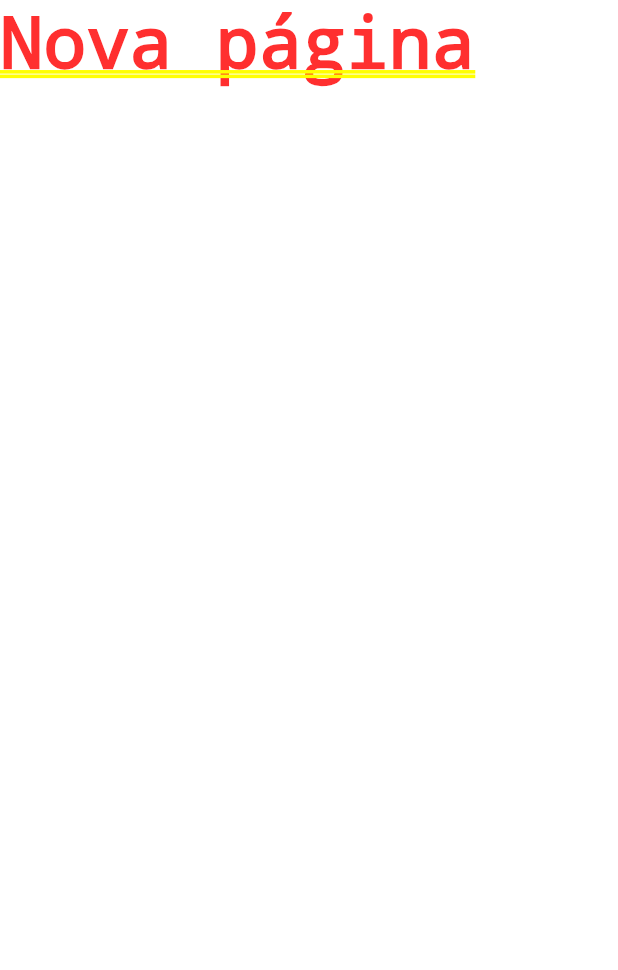
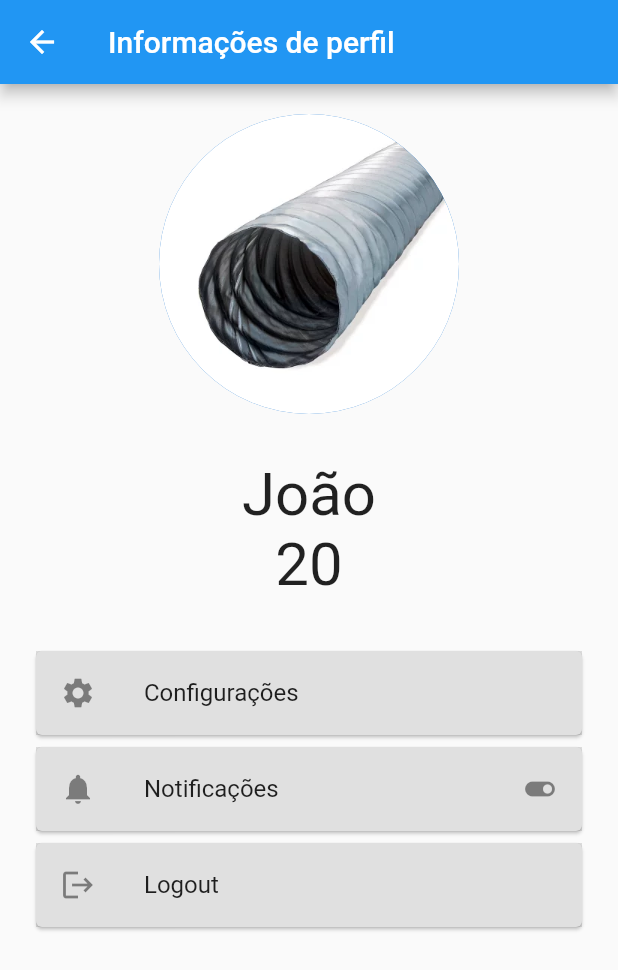
Before and after one commit to NinjaBitroom/listas, a Flutter app: the screen it shows after launch, after a tap on "João", on a phone screen of 412 x 824 dp. Shown: the top 970 px of the screen. Run offline on Flutter 3.47's test engine with Material 2 defaults, Android fonts, the phone set to English and light mode, and no system bars.

Commit message:
Página de perfil

```diff
--- a/lib/main.dart
+++ b/lib/main.dart
@@ -51,7 +51,7 @@ class Main extends StatelessWidget {
                       context,
                       MaterialPageRoute(
                           builder: (BuildContext context) =>
-                              const ProfileInfo()),
+                              ProfileInfo(pessoa: listaPessoas[i])),
                     );
                   },
                 ),
--- a/lib/pages/profile.dart
+++ b/lib/pages/profile.dart
@@ -1,10 +1,63 @@
 import 'package:flutter/material.dart';
+import 'package:listas/entidades/pessoa.dart';
 
 class ProfileInfo extends StatelessWidget {
-  const ProfileInfo({super.key});
+  final Pessoa pessoa;
+
+  const ProfileInfo({super.key, required this.pessoa});
 
   @override
   Widget build(BuildContext context) {
-    return const Text("Nova página");
+    return Scaffold(
+        appBar: AppBar(
+          title: const Text("Informações de perfil"),
+        ),
+        body: Center(
+          child: Padding(
+            padding: const EdgeInsets.all(20.0),
+            child: Column(children: [
+              CircleAvatar(
+                backgroundImage: AssetImage(pessoa.foto),
+                radius: 100,
+              ),
+              const SizedBox(
+                height: 30,
+              ),
+              Text(
+                pessoa.nome,
+                style: const TextStyle(fontSize: 40),
+              ),
+              Text(
+                pessoa.idade.toString(),
+                style: const TextStyle(fontSize: 40),
+              ),
+              const SizedBox(
+                height: 30,
+              ),
+              const Card(
+                child: ListTile(
+                  tileColor: Colors.black12,
+                  leading: Icon(Icons.settings),
+                  title: Text("Configurações"),
+                ),
+              ),
+              const Card(
+                child: ListTile(
+                  tileColor: Colors.black12,
+                  leading: Icon(Icons.notifications),
+                  title: Text("Notificações"),
+                  trailing: Icon(Icons.toggle_on),
+                ),
+              ),
+              const Card(
+                child: ListTile(
+                  tileColor: Colors.black12,
+                  leading: Icon(Icons.logout),
+                  title: Text("Logout"),
+                ),
+              ),
+            ]),
+          ),
+        ));
   }
 }
```
